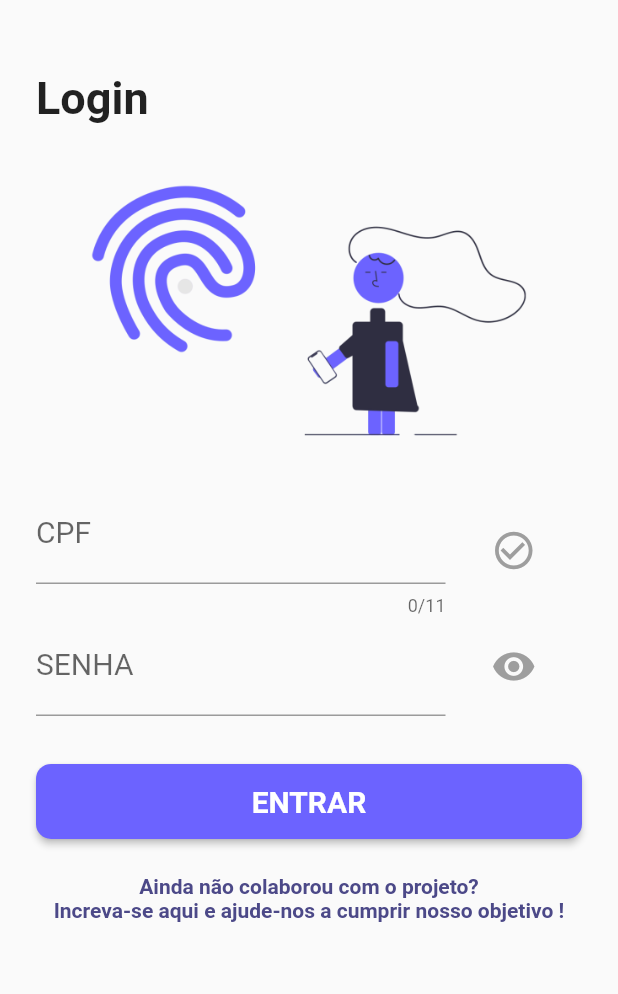
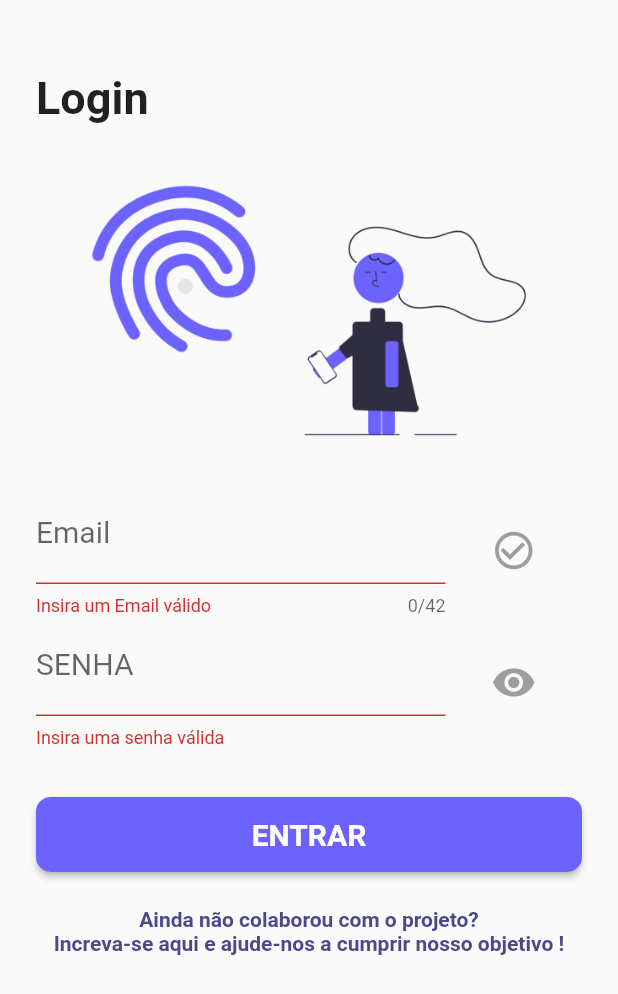
Before and after one commit to kauemurakami/profectus, a Flutter app: the LoginPage screen opened by its route, after a tap on "ENTRAR", on a phone screen of 412 x 824 dp. Shown: the top 994 px of the screen. Run offline on Flutter 3.47's test engine with Material 2 defaults, Android fonts, the light colour scheme and no system bars; drawn by our look-alikes of loader_overlay; our stand-ins replace cloud_firestore, firebase_auth, flip_card, flutter_spinkit, get, liquid_swipe; accounts and stored records are empty.

Commit message:
feat : adicionando login

```diff
--- a/lib/app/data/model/user_model.dart
+++ b/lib/app/data/model/user_model.dart
@@ -67,7 +67,7 @@ class UserModel {
     this.freqSaidas = json['freqSaidas'];
     this.contatoComInfect = json['contatoComInfect'];
     this.escolaridade = json['escolaridade'];
-    this.pontuacao = json['pontuacao'];
+    this.pontuacao = int.parse(json['pontuacao']) ;
   }
 
   Map<String, dynamic> toJson() {
@@ -81,7 +81,7 @@ class UserModel {
     data['freqSaidas'] = this.freqSaidas;
     data['contatoComInfect'] = this.contatoComInfect;
     data['escolaridade'] = this.escolaridade;
-    data['pontuacao'] = this.pontuacao;
+    data['pontuacao'] = this.pontuacao.toString();
     return data;
   }
 }
--- a/lib/app/modules/cadastro/cadastro_controller.dart
+++ b/lib/app/modules/cadastro/cadastro_controller.dart
@@ -129,6 +129,9 @@ class CadastroController extends GetxController {
   }
 
   pontuacao() {
+    if(int.parse(this.user.idade) < 1 || int.parse(this.user.idade) >= 60){
+      this.user.pontuacao++;
+    }
     this.user.pontuacao = this.condicaoIndex +
         this.contatoComInfectIndex +
         this.doencasIndex +
--- a/lib/app/modules/login/login_controller.dart
+++ b/lib/app/modules/login/login_controller.dart
@@ -1,3 +1,4 @@
+import 'package:firebase_auth/firebase_auth.dart';
 import 'package:get/get.dart';
 import 'package:meta/meta.dart';
 import 'package:profectus/app/data/model/user_model.dart';
@@ -5,37 +6,39 @@ import 'package:profectus/app/data/repository/user_repository.dart';
 import 'package:profectus/app/routes/app_pages.dart';
 
 class LoginController extends GetxController {
-
   final UserRepository repository;
   LoginController({@required this.repository}) : assert(repository != null);
 
-  final _isCPF = false.obs;
-  get isCPF => this._isCPF.value;
-  set isCPF(value) => this._isCPF.value = value;
+  final _isEmail = false.obs;
+  get isEmail => this._isEmail.value;
+  set isEmail(value) => this._isEmail.value = value;
 
-  final _user = UserModel().obs;
-  get user => this._user.value;
-  set user(value) => this._user.value = value;
+  final user = UserModel();
 
   final _obscure = true.obs;
   get obscure => this._obscure.value;
   set obscure(value) => this._obscure.value = value;
 
-  validateCpf(value) => GetUtils.isCpf(value) ? null : 'Insira um CPF válido' ;
-  validateSenha(value) => value < 5 ? 'Insira uma senha válida' : null ;
+  validateEmail(value) => GetUtils.isEmail(value) ? null : 'Insira um Email válido';
+  validateSenha(value) => value.length < 5 ? 'Insira uma senha válida' : null;
 
-  onSavedCpf(value) => this.user.cpf = value;
+  onSavedEmail(value) => this.user.email = value;
   onSavedSenha(value) => this.user.senha = value;
 
-  onChangeCpf(value) => GetUtils.isCpf(value) ? this.isCPF = true : null ;
+  onChangeEmail(value) => GetUtils.isEmail(value) ? this.isEmail = true : null;
   onChangeSenha(value) => this.user.senha = value;
 
-  show() => this.obscure == false? this.obscure = true : this.obscure = false;
+  show() => this.obscure == false ? this.obscure = true : this.obscure = false;
 
-  login(){
-
+  login() async {
+    final FirebaseUser user = (await FirebaseAuth.instance
+            .signInWithEmailAndPassword(
+                email: this.user.email, password: this.user.senha))
+        .user;
+    if (user != null) {
+      Get.offNamed(Routes.HOME);
+    } else {}
   }
 
   cadastro() => Get.toNamed(Routes.CADASTRO);
-
 }
--- a/lib/app/modules/login/login_page.dart
+++ b/lib/app/modules/login/login_page.dart
@@ -7,7 +7,7 @@ import 'package:profectus/app/widgets/custom_button_widget.dart';
 import 'package:profectus/app/widgets/custom_tff_widget.dart';
 
 class LoginPage extends GetView<LoginController> {
-  final GlobalKey _formKey = GlobalKey<FormState>();
+  static final GlobalKey formKey = GlobalKey<FormState>();
 
   @override
   Widget build(BuildContext context) {
@@ -15,7 +15,7 @@ class LoginPage extends GetView<LoginController> {
         body: SafeArea(
       child: SingleChildScrollView(
           child: Form(
-        key: _formKey,
+        key: formKey,
         child: Container(
           width: Get.width,
           padding: const EdgeInsets.all(24.0),
@@ -43,18 +43,19 @@ class LoginPage extends GetView<LoginController> {
                   Expanded(
                     flex: 3,
                     child: CustomTextFormField(
-                      onChanged: (value) => controller.onChangeCpf(value),
-                      onSaved: (value) => controller.onSavedCpf(value),
-                      validator: (value) => controller.validateCpf(value),
-                      text: 'CPF',
-                      max: 11,
+                      onChanged: (value) => controller.onChangeEmail(value),
+                      onSaved: (value) => controller.onSavedEmail(value),
+                      validator: (value) => controller.validateEmail(value),
+                      text: 'Email',
+                      max: 42,
                     ),
                   ),
                   Expanded(
                     flex: 1,
                     child: Icon(
-                      Icons.check_circle_outline, size: 30,
-                      color: controller.isCPF ? mainColor : Colors.grey,
+                      Icons.check_circle_outline,
+                      size: 30,
+                      color: controller.isEmail ? mainColor : Colors.grey,
                     ),
                   ),
                 ],
@@ -77,26 +78,44 @@ class LoginPage extends GetView<LoginController> {
                   Expanded(
                     flex: 1,
                     child: IconButton(
-                      icon: Icon(Icons.remove_red_eye),iconSize: 30,
-                      color: controller.obscure ? Colors.grey : mainColor ,
-                      onPressed: ()=> controller.show(),
+                      icon: Icon(Icons.remove_red_eye),
+                      iconSize: 30,
+                      color: controller.obscure ? Colors.grey : mainColor,
+                      onPressed: () => controller.show(),
                     ),
                   ),
                 ],
               ),
             ),
             Padding(
-              padding: const EdgeInsets.only(top:32),
-              child: CustomButtonWidget(text: 'ENTRAR', callback: () => controller.login()),
+              padding: const EdgeInsets.only(top: 32),
+              child: CustomButtonWidget(
+                  text: 'ENTRAR',
+                  callback: () {
+                    final FormState form = formKey.currentState;
+                    if (form.validate()) {
+                      form.save();
+                      controller.login();
+                    }
+                  }),
             ),
             GestureDetector(
               onTap: () => controller.cadastro(),
-                          child: Padding(padding: EdgeInsets.only(top: 24.0), child: Column(
-                children: [
-                  Text('Ainda não colaborou com o projeto?', style: descricaoLogin,),
-                  Text('Increva-se aqui e ajude-nos a cumprir nosso objetivo !', style: descricaoLogin, textAlign: TextAlign.center,),
-                ],
-              )),
+              child: Padding(
+                  padding: EdgeInsets.only(top: 24.0),
+                  child: Column(
+                    children: [
+                      Text(
+                        'Ainda não colaborou com o projeto?',
+                        style: descricaoLogin,
+                      ),
+                      Text(
+                        'Increva-se aqui e ajude-nos a cumprir nosso objetivo !',
+                        style: descricaoLogin,
+                        textAlign: TextAlign.center,
+                      ),
+                    ],
+                  )),
             ),
           ]),
         ),
```
Also changed, not shown: lib/app/data/provider/firebase_provider.dart (added), lib/app/data/provider/ibe_provider.dart (added).
